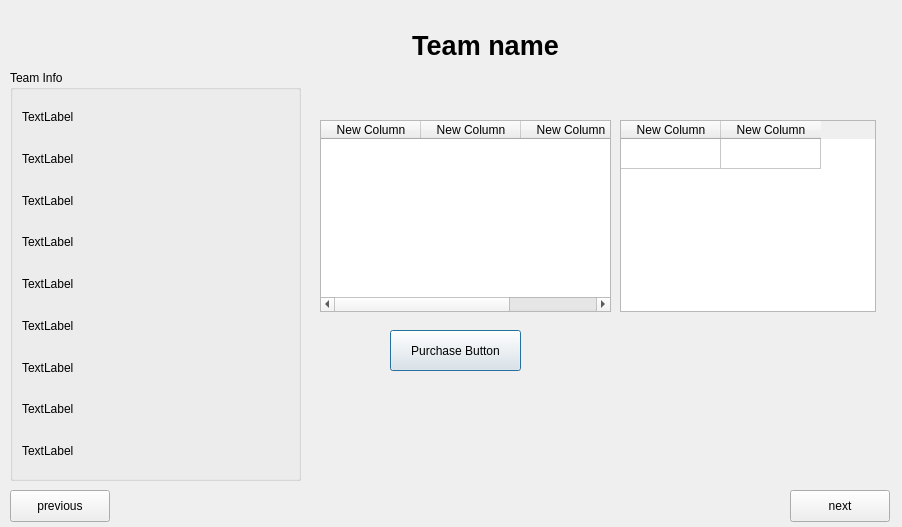
Above: SouvenirPurchase.ui from DonovanFoley/CS1DProject2 before the change. Below: the same form after it.
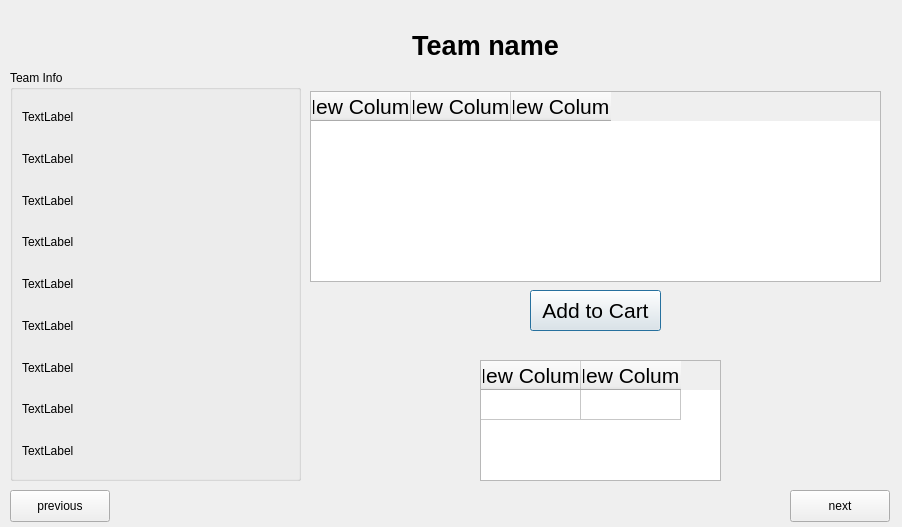
That is the form after the change.

Commit message: Trip Summary Window + redesign souvenir purchase

```diff
--- a/SouvenirPurchase.ui
+++ b/SouvenirPurchase.ui
@@ -16,12 +16,20 @@
   <widget class="QTableWidget" name="souvenirAndPriceTable">
    <property name="geometry">
     <rect>
-     <x>320</x>
-     <y>120</y>
-     <width>291</width>
-     <height>192</height>
+     <x>310</x>
+     <y>91</y>
+     <width>571</width>
+     <height>191</height>
     </rect>
    </property>
+   <property name="font">
+    <font>
+     <pointsize>16</pointsize>
+    </font>
+   </property>
+   <property name="editTriggers">
+    <set>QAbstractItemView::NoEditTriggers</set>
+   </property>
    <attribute name="verticalHeaderVisible">
     <bool>false</bool>
    </attribute>
@@ -29,27 +37,50 @@
     <property name="text">
      <string>New Column</string>
     </property>
+    <property name="font">
+     <font>
+      <pointsize>16</pointsize>
+     </font>
+    </property>
    </column>
    <column>
     <property name="text">
      <string>New Column</string>
     </property>
+    <property name="font">
+     <font>
+      <pointsize>16</pointsize>
+     </font>
+    </property>
    </column>
    <column>
     <property name="text">
      <string>New Column</string>
     </property>
+    <property name="font">
+     <font>
+      <pointsize>16</pointsize>
+     </font>
+    </property>
    </column>
   </widget>
   <widget class="QTableWidget" name="summaryTable">
    <property name="geometry">
     <rect>
-     <x>620</x>
-     <y>120</y>
-     <width>256</width>
-     <height>192</height>
+     <x>480</x>
+     <y>360</y>
+     <width>241</width>
+     <height>121</height>
     </rect>
    </property>
+   <property name="font">
+    <font>
+     <pointsize>16</pointsize>
+    </font>
+   </property>
+   <property name="editTriggers">
+    <set>QAbstractItemView::NoEditTriggers</set>
+   </property>
    <attribute name="verticalHeaderVisible">
     <bool>false</bool>
    </attribute>
@@ -57,29 +88,69 @@
     <property name="text">
      <string>New Row</string>
     </property>
+    <property name="textAlignment">
+     <set>AlignCenter</set>
+    </property>
    </row>
    <column>
     <property name="text">
      <string>New Column</string>
     </property>
+    <property name="font">
+     <font>
+      <pointsize>16</pointsize>
+     </font>
+    </property>
    </column>
    <column>
     <property name="text">
      <string>New Column</string>
     </property>
+    <property name="font">
+     <font>
+      <pointsize>16</pointsize>
+     </font>
+    </property>
    </column>
+   <item row="0" column="0">
+    <property name="text">
+     <string/>
+    </property>
+    <property name="textAlignment">
+     <set>AlignCenter</set>
+    </property>
+    <property name="flags">
+     <set>ItemIsEditable|ItemIsDragEnabled|ItemIsDropEnabled|ItemIsUserCheckable|ItemIsEnabled</set>
+    </property>
+   </item>
+   <item row="0" column="1">
+    <property name="text">
+     <string/>
+    </property>
+    <property name="textAlignment">
+     <set>AlignCenter</set>
+    </property>
+    <property name="flags">
+     <set>ItemIsEnabled</set>
+    </property>
+   </item>
   </widget>
   <widget class="QPushButton" name="purchaseBtn">
    <property name="geometry">
     <rect>
-     <x>390</x>
-     <y>330</y>
+     <x>530</x>
+     <y>290</y>
      <width>131</width>
      <height>41</height>
     </rect>
    </property>
+   <property name="font">
+    <font>
+     <pointsize>16</pointsize>
+    </font>
+   </property>
    <property name="text">
-    <string>Purchase Button</string>
+    <string>Add to Cart</string>
    </property>
   </widget>
   <widget class="QPushButton" name="pushButton_previous">
```
The commit also changes 4 other files.
